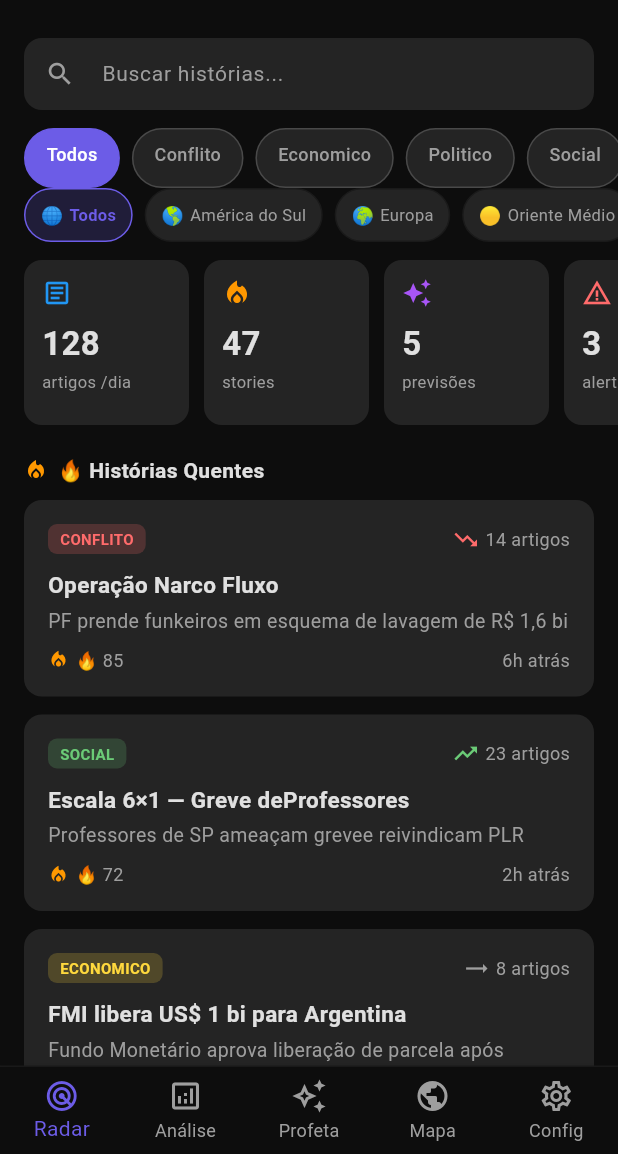
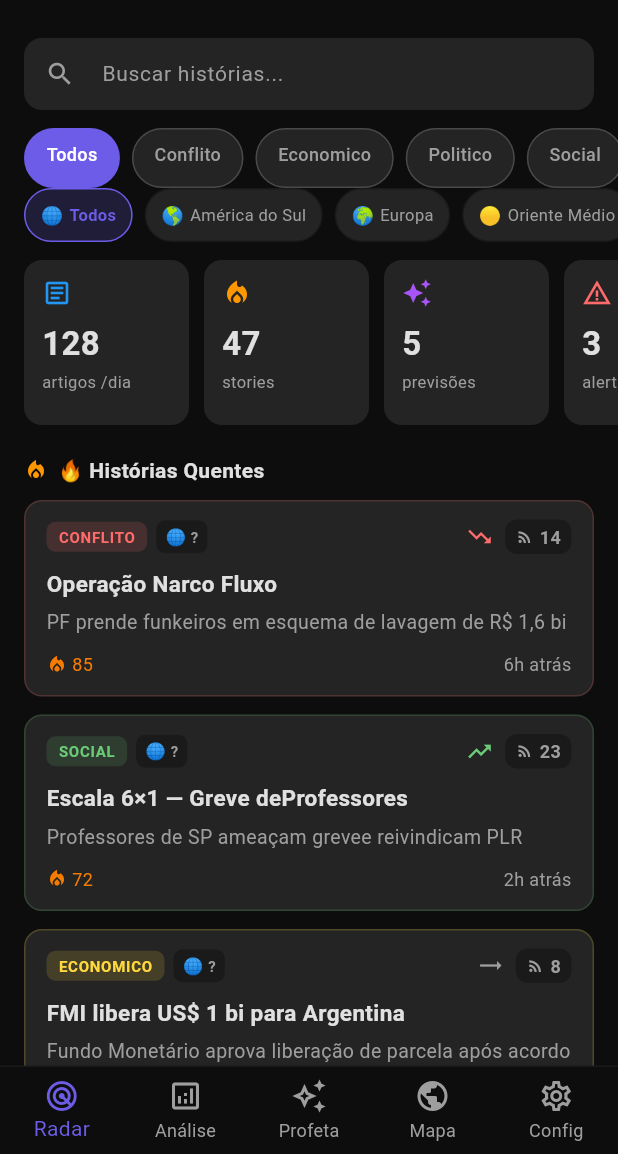
Before and after one commit to raphaelpicole/prophet, a Flutter app: the screen it shows after launch, on a phone screen of 412 x 824 dp, the part 82-1236 px from its top. Run offline on Flutter 3.47's test engine with Material 3 defaults, Android fonts, the phone set to English and light mode, and no system bars; our stand-ins replace fl_chart, flutter_map, latlong2; network calls fail.

Commit message:
feat(story_card): show region badge, sentiment icon, article count, improved layout

```diff
--- a/app/lib/data/models/story.dart
+++ b/app/lib/data/models/story.dart
@@ -9,6 +9,8 @@ class Story {
   final int articleCount;
   final DateTime updatedAt;
 
+  final String? region;
+
   Story({
     required this.id,
     required this.title,
@@ -19,6 +21,7 @@ class Story {
     required this.hotness,
     required this.articleCount,
     required this.updatedAt,
+    this.region,
   });
 
   factory Story.fromJson(Map<String, dynamic> json) {
@@ -34,6 +37,7 @@ class Story {
       hotness: hotnessRaw.toInt(),
       articleCount: json['article_count'] ?? 0,
       updatedAt: DateTime.tryParse(json['updated_at'] ?? '') ?? DateTime.now(),
+      region: json['region'],
     );
   }
 }
--- a/app/lib/presentation/widgets/story_card.dart
+++ b/app/lib/presentation/widgets/story_card.dart
@@ -16,30 +16,69 @@ class StoryCard extends StatelessWidget {
       case 'social': return AppTheme.sucesso;
       case 'tecnologico': return Colors.blue;
       case 'ambiental': return Colors.green;
+      case 'cultural': return Colors.orange;
+      default: return AppTheme.textoSec;
+    }
+  }
+
+  String get _regionEmoji {
+    switch (story.region?.toUpperCase()) {
+      case 'SAM': return '🌎';
+      case 'NAM': return '🌍';
+      case 'EUR': return '🏰';
+      case 'ASI': return '🥮';
+      case 'MID': return '🕌';
+      case 'AFR': return '🌍';
+      case 'OCE': return '🏝️';
+      default: return '🌐';
+    }
+  }
+
+  IconData get _sentimentIcon {
+    switch (story.sentimentTrend) {
+      case 'rising': return Icons.trending_up;
+      case 'falling': return Icons.trending_down;
+      default: return Icons.trending_flat;
+    }
+  }
+
+  Color get _sentimentColor {
+    switch (story.sentimentTrend) {
+      case 'rising': return AppTheme.sucesso;
+      case 'falling': return AppTheme.alerta;
       default: return AppTheme.textoSec;
     }
   }
 
   @override
   Widget build(BuildContext context) {
+    final hasSummary = story.summary != null && story.summary!.isNotEmpty;
+
     return GestureDetector(
       onTap: onTap,
       child: Container(
         margin: const EdgeInsets.only(bottom: 12),
-        padding: const EdgeInsets.all(16),
         decoration: BoxDecoration(
           color: AppTheme.card,
           borderRadius: BorderRadius.circular(12),
+          border: Border.all(
+            color: _cycleColor(story.cycle).withValues(alpha: 0.2),
+            width: 1,
+          ),
         ),
         child: Column(
           crossAxisAlignment: CrossAxisAlignment.start,
           children: [
-            Row(
+            // Header row
+            Padding(
+              padding: const EdgeInsets.fromLTRB(14, 12, 14, 0),
+              child: Row(
                 children: [
+                  // Cycle badge
                   Container(
                     padding: const EdgeInsets.symmetric(horizontal: 8, vertical: 3),
                     decoration: BoxDecoration(
-                    color: _cycleColor(story.cycle).withValues(alpha: 0.2),
+                      color: _cycleColor(story.cycle).withValues(alpha: 0.15),
                       borderRadius: BorderRadius.circular(6),
                     ),
                     child: Text(
@@ -47,64 +86,117 @@ class StoryCard extends StatelessWidget {
                       style: TextStyle(
                         color: _cycleColor(story.cycle),
                         fontSize: 10,
+                        fontWeight: FontWeight.w700,
+                        letterSpacing: 0.5,
+                      ),
+                    ),
+                  ),
+                  const SizedBox(width: 6),
+                  // Region badge
+                  Container(
+                    padding: const EdgeInsets.symmetric(horizontal: 6, vertical: 3),
+                    decoration: BoxDecoration(
+                      color: AppTheme.surface,
+                      borderRadius: BorderRadius.circular(6),
+                    ),
+                    child: Row(
+                      mainAxisSize: MainAxisSize.min,
+                      children: [
+                        Text(_regionEmoji, style: const TextStyle(fontSize: 11)),
+                        const SizedBox(width: 3),
+                        Text(
+                          story.region ?? '?',
+                          style: const TextStyle(
+                            color: AppTheme.textoSec,
+                            fontSize: 10,
+                            fontWeight: FontWeight.w600,
+                          ),
+                        ),
+                      ],
+                    ),
+                  ),
+                  const Spacer(),
+                  // Sentiment
+                  Icon(_sentimentIcon, color: _sentimentColor, size: 18),
+                  const SizedBox(width: 8),
+                  // Article count
+                  Container(
+                    padding: const EdgeInsets.symmetric(horizontal: 7, vertical: 3),
+                    decoration: BoxDecoration(
+                      color: AppTheme.surface,
+                      borderRadius: BorderRadius.circular(8),
+                    ),
+                    child: Row(
+                      mainAxisSize: MainAxisSize.min,
+                      children: [
+                        const Icon(Icons.rss_feed, color: AppTheme.textoSec, size: 12),
+                        const SizedBox(width: 4),
+                        Text(
+                          '${story.articleCount}',
+                          style: const TextStyle(
+                            color: AppTheme.textoSec,
+                            fontSize: 12,
+                            fontWeight: FontWeight.w600,
+                          ),
+                        ),
+                      ],
+                    ),
+                  ),
+                ],
+              ),
+            ),
+
+            // Title
+            Padding(
+              padding: const EdgeInsets.fromLTRB(14, 10, 14, 0),
+              child: Text(
+                story.title,
+                style: const TextStyle(
+                  color: AppTheme.texto,
+                  fontSize: 15,
+                  height: 1.3,
                   fontWeight: FontWeight.w600,
                 ),
               ),
             ),
-                const Spacer(),
-                Icon(
-                  story.sentimentTrend == 'rising'
-                      ? Icons.trending_up
-                      : story.sentimentTrend == 'falling'
-                          ? Icons.trending_down
-                          : Icons.trending_flat,
-                  color: story.sentimentTrend == 'rising'
-                      ? AppTheme.sucesso
-                      : story.sentimentTrend == 'falling'
-                          ? AppTheme.alerta
-                          : AppTheme.textoSec,
-                  size: 18,
+
+            // Summary or placeholder
+            Padding(
+              padding: const EdgeInsets.fromLTRB(14, 6, 14, 0),
+              child: Text(
+                hasSummary ? story.summary! : '⏳ Aguardando análise automática…',
+                style: TextStyle(
+                  color: hasSummary ? AppTheme.textoSec : AppTheme.textoSec.withValues(alpha: 0.5),
+                  fontSize: 13,
+                  fontStyle: hasSummary ? FontStyle.normal : FontStyle.italic,
                 ),
-                const SizedBox(width: 4),
-                Text(
-                  '${story.articleCount} artigos',
-                  style: const TextStyle(color: AppTheme.textoSec, fontSize: 12),
-                ),
-              ],
-            ),
-            const SizedBox(height: 10),
-            Text(
-              story.title,
-              style: const TextStyle(
-                color: AppTheme.texto,
-                fontSize: 15,
-                fontWeight: FontWeight.w600,
-              ),
-            ),
-            if (story.summary != null) ...[
-              const SizedBox(height: 4),
-              Text(
-                story.summary!,
-                style: const TextStyle(color: AppTheme.textoSec, fontSize: 13),
                 maxLines: 2,
                 overflow: TextOverflow.ellipsis,
               ),
+            ),
+
+            // Footer
+            Padding(
+              padding: const EdgeInsets.fromLTRB(14, 10, 14, 12),
+              child: Row(
+                children: [
+                  // Hotness
+                  if (story.hotness > 0) ...[
+                    Icon(Icons.local_fire_department, color: Colors.orange.shade700, size: 14),
+                    const SizedBox(width: 3),
+                    Text(
+                      '${story.hotness}',
+                      style: TextStyle(color: Colors.orange.shade700, fontSize: 12),
+                    ),
+                    const SizedBox(width: 12),
                   ],
-            const SizedBox(height: 8),
-            Row(
-              children: [
-                Icon(Icons.local_fire_department, color: Colors.orange, size: 14),
-                const SizedBox(width: 4),
-                Text(
-                  '🔥 ${story.hotness}',
-                  style: const TextStyle(color: AppTheme.textoSec, fontSize: 12),
-                ),
                   const Spacer(),
                   Text(
                     _timeAgo(story.updatedAt),
                     style: const TextStyle(color: AppTheme.textoSec, fontSize: 12),
                   ),
                 ],
+              ),
             ),
           ],
         ),
```
Lines whose indentation alone changed are shown as unchanged.
